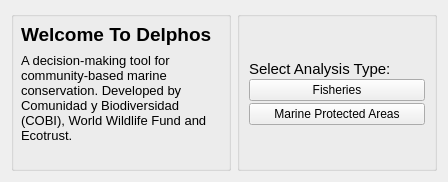
This is src/gui/select_type.ui in Ecotrust/delphos as Qt 5 draws it before an edit. The edited form follows.
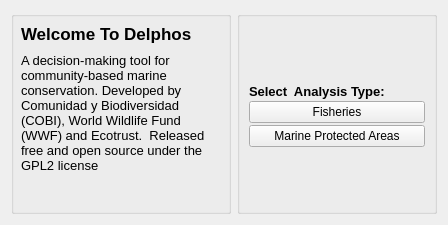
This is the edited form.

Diff of the .ui file:
```diff
--- a/src/gui/select_type.ui
+++ b/src/gui/select_type.ui
@@ -6,7 +6,7 @@
     <x>0</x>
     <y>0</y>
     <width>446</width>
-    <height>180</height>
+    <height>225</height>
    </rect>
   </property>
   <property name="windowTitle" >
@@ -43,7 +43,7 @@
         <property name="font" >
          <font>
           <family>Arial</family>
-          <pointsize>14</pointsize>
+          <pointsize>13</pointsize>
           <weight>75</weight>
           <bold>true</bold>
          </font>
@@ -58,7 +58,7 @@
           <x>10</x>
           <y>42</y>
           <width>200</width>
-          <height>108</height>
+          <height>151</height>
          </rect>
         </property>
         <property name="maximumSize" >
@@ -74,7 +74,7 @@
          </font>
         </property>
         <property name="text" >
-         <string>A decision-making tool for community-based marine conservation. Developed by Comunidad y Biodiversidad (COBI), World Wildlife Fund and Ecotrust.</string>
+         <string>A decision-making tool for community-based marine conservation. Developed by Comunidad y Biodiversidad (COBI), World Wildlife Fund (WWF) and Ecotrust.  Released free and open source under the GPL2 license</string>
         </property>
         <property name="alignment" >
          <set>Qt::AlignLeading|Qt::AlignLeft|Qt::AlignTop</set>
@@ -142,11 +142,13 @@
                 <property name="font" >
                  <font>
                   <family>Arial</family>
-                  <pointsize>11</pointsize>
+                  <pointsize>10</pointsize>
+                  <weight>75</weight>
+                  <bold>true</bold>
                  </font>
                 </property>
                 <property name="text" >
-                 <string>Select Analysis Type:</string>
+                 <string>Select  Analysis Type:</string>
                 </property>
                </widget>
               </item>
```
